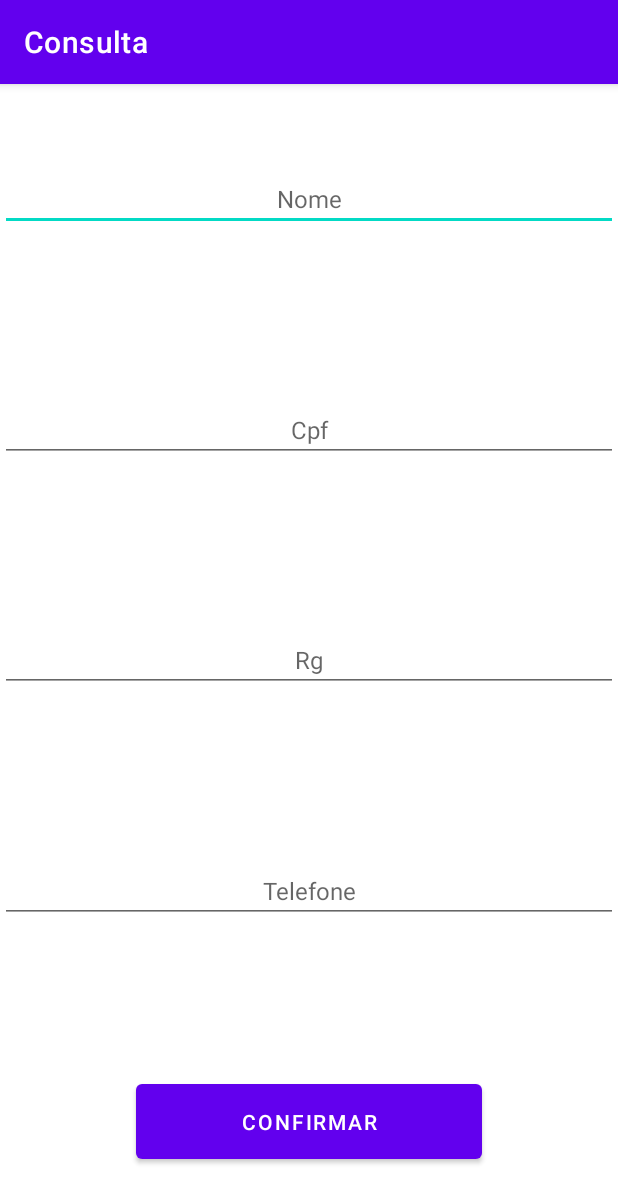
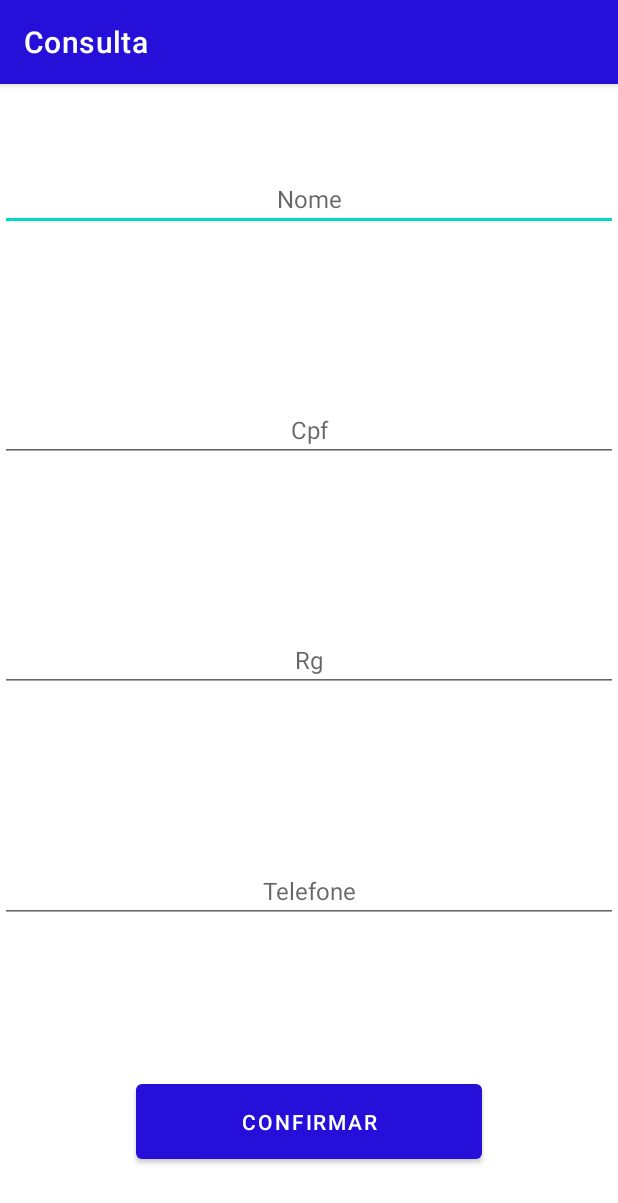
Before and after one commit to Andrefil12/consulta_app, an Android app: the screen it shows after launch (MainActivity), on a phone screen of 412 x 824 dp. Shown: the top 1203 px of the screen. Run offline under Robolectric (Android 15) with nearby library versions, the phone set to English and light mode, and no system bars.

Commit message:
foi realizada a mudança de cor do app, criação da UI no MainActivity e adição de plugin

```diff
--- a/app/build.gradle
+++ b/app/build.gradle
@@ -1,6 +1,7 @@
 plugins {
     id 'com.android.application'
     id 'kotlin-android'
+    id 'kotlin-android-extensions'
 }
 
 android {
--- a/app/src/main/java/com/example/consulta/MainActivity.kt
+++ b/app/src/main/java/com/example/consulta/MainActivity.kt
@@ -2,10 +2,38 @@ package com.example.consulta
 
 import androidx.appcompat.app.AppCompatActivity
 import android.os.Bundle
+import androidx.core.widget.doAfterTextChanged
+import kotlinx.android.synthetic.main.activity_main.*
 
 class MainActivity : AppCompatActivity() {
     override fun onCreate(savedInstanceState: Bundle?) {
         super.onCreate(savedInstanceState)
         setContentView(R.layout.activity_main)
+        inputData()
+    }
+
+    private fun inputData(){
+
+        inpNome?.doAfterTextChanged {text ->
+            val nome = text.toString()
+        }
+
+        inpCpf?.doAfterTextChanged { text ->
+            val cpf = text.toString()
+        }
+
+        inpRg?.doAfterTextChanged { text ->
+            val rg = text.toString()
+        }
+
+        inpCell?.doAfterTextChanged { text ->
+            val cell = text.toString()
+        }
+
+
+    }
+
+    private fun callClass(nome: String, cpf: String, rg: String, cell: String){
+
     }
 }
--- a/app/src/main/res/layout/activity_main.xml
+++ b/app/src/main/res/layout/activity_main.xml
@@ -17,7 +17,7 @@
         style="@style/input_style" />
 
     <EditText
-        android:id="@+id/ipCpf"
+        android:id="@+id/inpCpf"
         android:hint="@string/editcpf"
         android:inputType="numberDecimal"
         app:layout_constraintStart_toStartOf="parent"
@@ -27,7 +27,7 @@
         style="@style/input_style"/>
 
     <EditText
-        android:id="@+id/ipRg"
+        android:id="@+id/inpRg"
         android:hint="@string/editrg"
         android:inputType="numberDecimal"
         app:layout_constraintStart_toStartOf="parent"
@@ -37,7 +37,7 @@
         style="@style/input_style"/>
 
     <EditText
-        android:id="@+id/ipCell"
+        android:id="@+id/inpCell"
         android:hint="@string/editcell"
         android:inputType="number"
         app:layout_constraintStart_toStartOf="parent"
--- a/app/src/main/res/values/colors.xml
+++ b/app/src/main/res/values/colors.xml
@@ -7,4 +7,6 @@
     <color name="teal_700">#FF018786</color>
     <color name="black">#FF000000</color>
     <color name="white">#FFFFFFFF</color>
+    <color name="blue_dark">#210DBF</color>
+    <color name="blue_sky">#260FD8</color>
 </resources>
--- a/app/src/main/res/values/themes.xml
+++ b/app/src/main/res/values/themes.xml
@@ -2,8 +2,8 @@
     <!-- Base application theme. -->
     <style name="Theme.Consulta" parent="Theme.MaterialComponents.DayNight.DarkActionBar">
         <!-- Primary brand color. -->
-        <item name="colorPrimary">@color/purple_500</item>
-        <item name="colorPrimaryVariant">@color/purple_700</item>
+        <item name="colorPrimary">@color/blue_sky</item>
+        <item name="colorPrimaryVariant">@color/blue_dark</item>
         <item name="colorOnPrimary">@color/white</item>
         <!-- Secondary brand color. -->
         <item name="colorSecondary">@color/teal_200</item>
```
